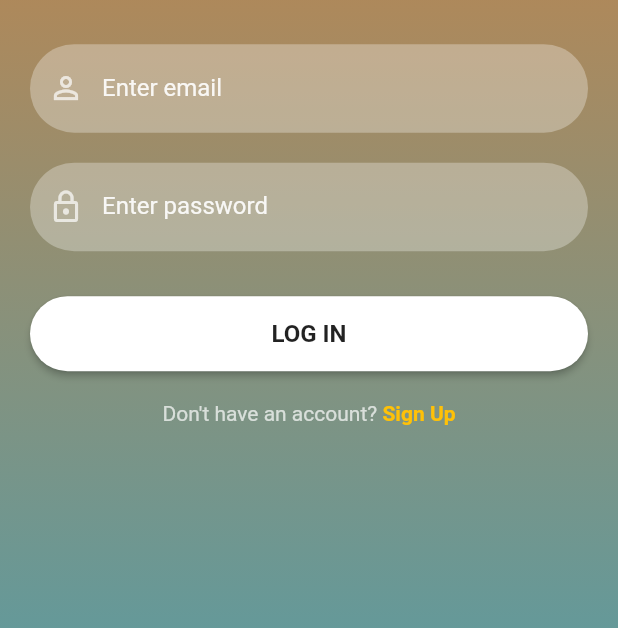
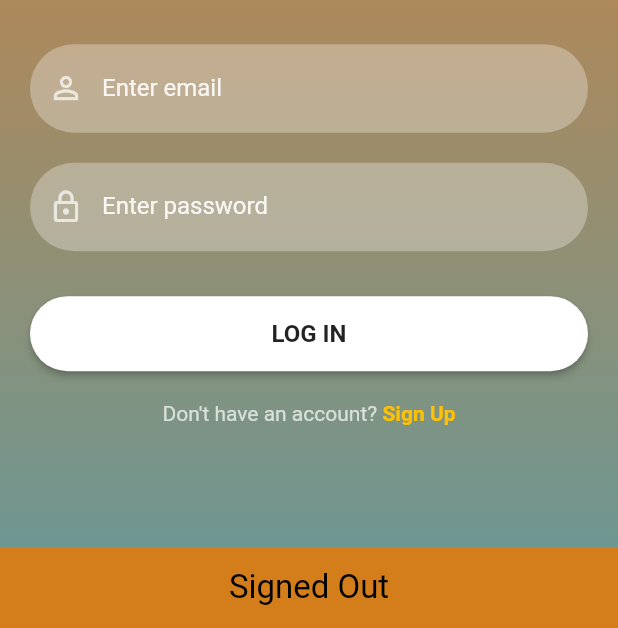
Before and after one commit to skovacic1998/diplomski, a Flutter app: the HomeScreen screen opened directly, in the side drawer, after a tap on "Logout", on a phone screen of 412 x 824 dp, the part 608-1236 px from its top. Run offline on Flutter 3.47's test engine with Material 2 defaults, Android fonts, the phone set to English and light mode, and no system bars; our stand-ins replace firebase_auth, firebase_core; accounts and stored records are empty.

Commit message:
More UI changes

```diff
--- a/vrtic/lib/screens/home_screen.dart
+++ b/vrtic/lib/screens/home_screen.dart
@@ -45,8 +45,18 @@ class _HomeScreenState extends State<HomeScreen> {
                     end: Alignment.bottomCenter,
                   ),
                 ),
-              child: Text('Da vidimo kak to zgleda'),
+                child: const Column(
+                  crossAxisAlignment: CrossAxisAlignment.start,
+                  children: [
+                    Row(
+                      children: [
+                        Icon(Icons.person_outlined),
+                        Text('User'),
+                      ],
                     ),
+                    Text('Vrsta korisnika Roditelj/Teta'),
+                  ],
+                )),
             ListTile(
               title: const Text('Prvi page'),
               onTap: () {
@@ -62,11 +72,20 @@ class _HomeScreenState extends State<HomeScreen> {
             ListTile(
               leading: const Icon(Icons.logout),
               title: const Text('Logout'),
-              horizontalTitleGap : 3,
+              horizontalTitleGap: 3,
               minLeadingWidth: 3,
               onTap: () {
                 FirebaseAuth.instance.signOut().then((value) {
-                  print("Signed out");
+                  SnackBar snackBar = SnackBar(
+                    backgroundColor: hexStringToColor("D37E1A"),
+                    duration: const Duration(seconds: 1),
+                    content: const Text(
+                      "Signed Out",
+                      style: TextStyle(fontSize: 22, color: Colors.black),
+                      textAlign: TextAlign.center,
+                    ),
+                  );
+                  ScaffoldMessenger.of(context).showSnackBar(snackBar);
                   Navigator.push(
                       context,
                       MaterialPageRoute(
```
Also changed, not shown: vrtic/lib/screens/sign_in_screen.dart (+2 -19 lines), vrtic/lib/screens/sign_up_screen.dart (+27 -14 lines). Lines whose indentation alone changed are shown as unchanged.
